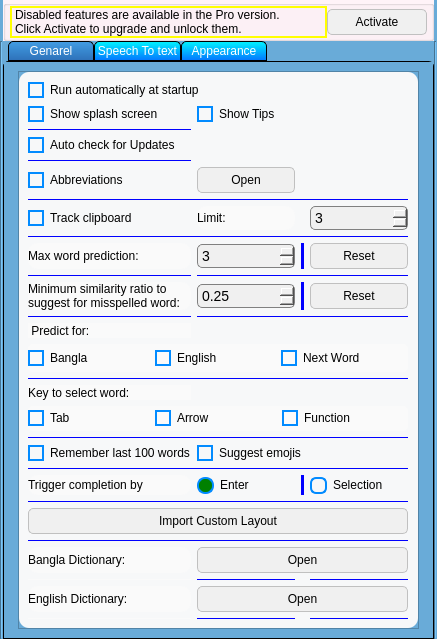
The window that Uis/Options.ui (nabil-bot/Stable-Updates) describes before a commit, drawn with Qt 5.
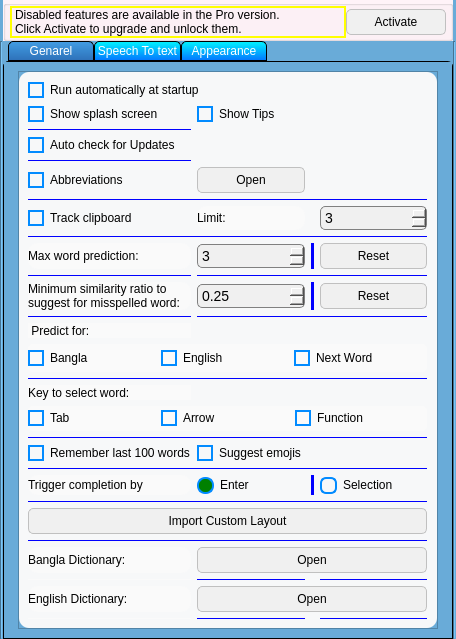
The same window after the commit. Icons and pictures are not drawn.

Diff of the .ui file:
```diff
--- a/Uis/Options.ui
+++ b/Uis/Options.ui
@@ -6,7 +6,7 @@
    <rect>
     <x>0</x>
     <y>0</y>
-    <width>437</width>
+    <width>456</width>
     <height>639</height>
    </rect>
   </property>
@@ -942,7 +942,7 @@
                <item row="23" column="3">
                 <widget class="QRadioButton" name="SelectionRadioButton">
                  <property name="enabled">
-                  <bool>false</bool>
+                  <bool>true</bool>
                  </property>
                  <property name="minimumSize">
                   <size>
```
Left out of the diff: 34 changed lines with no effect on the pictures.
